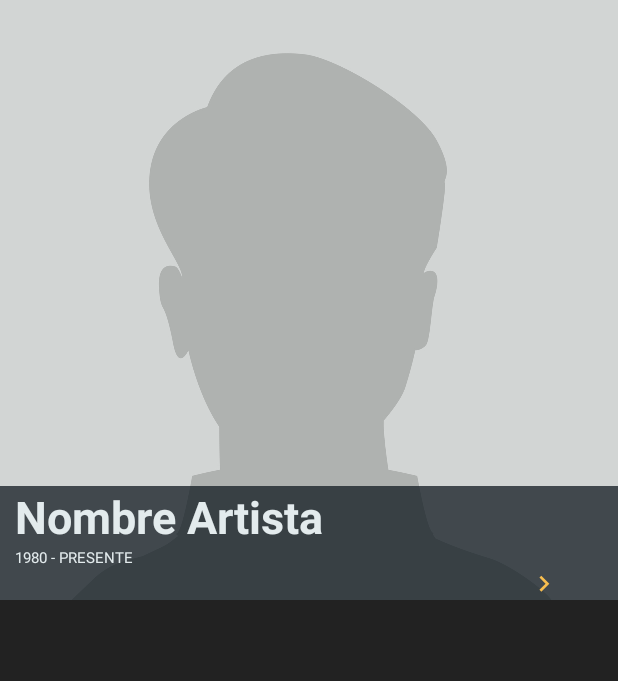
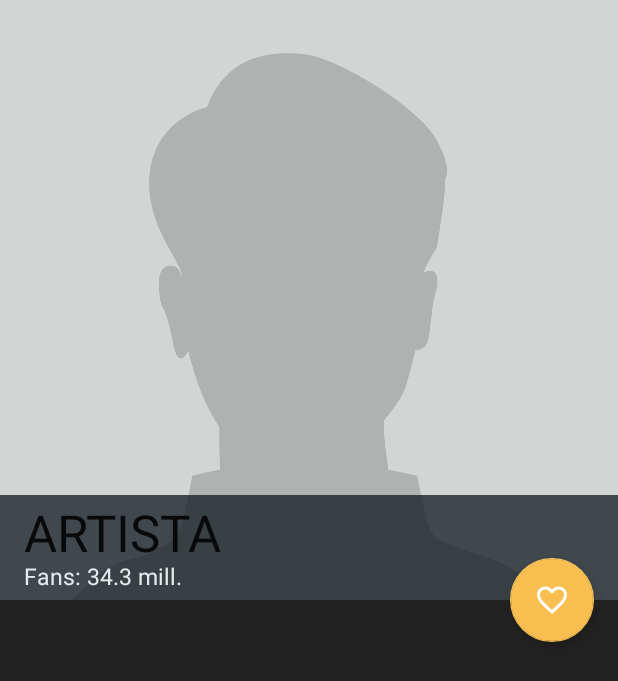
Before and after one commit to sebastianaranda/DiscOverApp, an Android app: the layout fragment_artist_profile.xml on its own in the app's theme, with its tools: preview values and no code run, on a phone screen of 412 x 824 dp. Shown: the top 681 px of the screen. Run offline under Robolectric (Android 15) with nearby library versions, the light colour scheme and no system bars.

Commit message:
Agrego CollapseToolbar a perfil de artista

```diff
--- a/app/src/main/AndroidManifest.xml
+++ b/app/src/main/AndroidManifest.xml
@@ -15,7 +15,8 @@
         android:supportsRtl="true"
         android:theme="@style/AppTheme"
         tools:ignore="GoogleAppIndexingWarning">
-        <activity android:name=".view.ArtistProfileActivity"/>
+        <activity android:name=".view.ArtistProfileActivity"
+            android:theme="@style/artistProfileTheme"/>
         <activity android:name=".view.GenreViewPagerActivity"/>
         <activity android:name=".view.MainActivity">
             <intent-filter>
--- a/app/src/main/java/com/digitalhouse/a0819cpmoacn02armo_01/model/Artist.java
+++ b/app/src/main/java/com/digitalhouse/a0819cpmoacn02armo_01/model/Artist.java
@@ -18,8 +18,10 @@ public class Artist implements Serializable {
     private URL pictureBig;
     private String yearsActive;
     private String description;
+    @SerializedName("nb_fan")
+    private int nbFans;
 
-    public Artist(int id, String name, int nbAlbum, URL pictureSmall,URL pictureBig, String yearsActive, String description) {
+    public Artist(int id, String name, int nbAlbum, URL pictureSmall,URL pictureBig, String yearsActive, String description, int nbFans) {
         this.id = id;
         this.name = name;
         this.nbAlbum = nbAlbum;
@@ -27,6 +29,7 @@ public class Artist implements Serializable {
         this.description = description;
         this.pictureSmall = pictureSmall;
         this.pictureBig = pictureBig;
+        this.nbFans = nbFans;
     }
 
     public int getId() {
@@ -84,4 +87,12 @@ public class Artist implements Serializable {
     public void setDescription(String description) {
         this.description = description;
     }
+
+    public int getNbFans() {
+        return nbFans;
+    }
+
+    public void setNbFans(int nbFans) {
+        this.nbFans = nbFans;
+    }
 }
--- a/app/src/main/java/com/digitalhouse/a0819cpmoacn02armo_01/view/ArtistProfileFragment.java
+++ b/app/src/main/java/com/digitalhouse/a0819cpmoacn02armo_01/view/ArtistProfileFragment.java
@@ -1,7 +1,13 @@
 package com.digitalhouse.a0819cpmoacn02armo_01.view;
 
+import android.content.res.ColorStateList;
+import android.graphics.Color;
 import android.os.Bundle;
+
+import androidx.annotation.ColorInt;
 import androidx.fragment.app.Fragment;
+
+import android.support.v4.media.RatingCompat;
 import android.view.LayoutInflater;
 import android.view.View;
 import android.view.ViewGroup;
@@ -10,6 +16,7 @@ import android.widget.TextView;
 import com.bumptech.glide.Glide;
 import com.digitalhouse.a0819cpmoacn02armo_01.R;
 import com.digitalhouse.a0819cpmoacn02armo_01.model.Artist;
+import com.google.android.material.appbar.CollapsingToolbarLayout;
 
 public class ArtistProfileFragment extends Fragment {
 
@@ -25,9 +32,8 @@ public class ArtistProfileFragment extends Fragment {
         View fragmentView = inflater.inflate(R.layout.fragment_artist_profile, container, false);
 
         ImageView imgArtistPicture = fragmentView.findViewById(R.id.img_artist_picture);
-        TextView txtArtistName = fragmentView.findViewById(R.id.txt_artist_name);
-        TextView txtYearsActive = fragmentView.findViewById(R.id.txt_artist_years_active);
         TextView txtArtistFans = fragmentView.findViewById(R.id.txt_artist_fans);
+        CollapsingToolbarLayout collapsingToolbarLayoutTitle = fragmentView.findViewById(R.id.artistProfile_CollapsingToolbarLayout);
 
         Bundle bundle = getArguments();
         Artist selectedArtist = (Artist) bundle.getSerializable(KEY_ARTIST);
@@ -36,9 +42,10 @@ public class ArtistProfileFragment extends Fragment {
                 .load(selectedArtist.getPictureBig())
                 .placeholder(R.drawable.img_artist_placeholder)
                 .into(imgArtistPicture);
-        txtArtistName.setText(selectedArtist.getName());
-        txtYearsActive.setText(selectedArtist.getYearsActive());
-        txtArtistFans.setText(selectedArtist.getDescription());
+
+        collapsingToolbarLayoutTitle.setTitle(selectedArtist.getName());
+        collapsingToolbarLayoutTitle.setExpandedTitleTextColor(ColorStateList.valueOf(Color.WHITE));
+        collapsingToolbarLayoutTitle.setCollapsedTitleTextColor(ColorStateList.valueOf(Color.WHITE));
         return fragmentView;
     }
 
--- a/app/src/main/java/com/digitalhouse/a0819cpmoacn02armo_01/view/ArtistsRecyclerFragment.java
+++ b/app/src/main/java/com/digitalhouse/a0819cpmoacn02armo_01/view/ArtistsRecyclerFragment.java
@@ -12,6 +12,8 @@ import com.digitalhouse.a0819cpmoacn02armo_01.R;
 import com.digitalhouse.a0819cpmoacn02armo_01.ResultListener;
 import com.digitalhouse.a0819cpmoacn02armo_01.controller.ArtistsController;
 import com.digitalhouse.a0819cpmoacn02armo_01.model.Artist;
+import com.google.android.material.appbar.CollapsingToolbarLayout;
+
 import java.util.List;
 
 public class ArtistsRecyclerFragment extends Fragment implements ArtistAdapter.ArtistAdapterListener {
--- /dev/null
+++ b/app/src/main/res/drawable/ic_fav_border_64dp.xml
@@ -0,0 +1,5 @@
+<vector android:height="64dp" android:tint="#FFFFFF"
+    android:viewportHeight="24.0" android:viewportWidth="24.0"
+    android:width="64dp" xmlns:android="http://schemas.android.com/apk/res/android">
+    <path android:fillColor="#FF000000" android:pathData="M16.5,3c-1.74,0 -3.41,0.81 -4.5,2.09C10.91,3.81 9.24,3 7.5,3 4.42,3 2,5.42 2,8.5c0,3.78 3.4,6.86 8.55,11.54L12,21.35l1.45,-1.32C18.6,15.36 22,12.28 22,8.5 22,5.42 19.58,3 16.5,3zM12.1,18.55l-0.1,0.1 -0.1,-0.1C7.14,14.24 4,11.39 4,8.5 4,6.5 5.5,5 7.5,5c1.54,0 3.04,0.99 3.57,2.36h1.87C13.46,5.99 14.96,5 16.5,5c2,0 3.5,1.5 3.5,3.5 0,2.89 -3.14,5.74 -7.9,10.05z"/>
+</vector>
--- a/app/src/main/res/layout/activity_main.xml
+++ b/app/src/main/res/layout/activity_main.xml
@@ -1,5 +1,6 @@
 <?xml version="1.0" encoding="utf-8"?>
-<androidx.drawerlayout.widget.DrawerLayout xmlns:android="http://schemas.android.com/apk/res/android"
+<androidx.drawerlayout.widget.DrawerLayout
+    xmlns:android="http://schemas.android.com/apk/res/android"
     xmlns:tools="http://schemas.android.com/tools"
     android:layout_width="match_parent"
     android:layout_height="match_parent"
--- a/app/src/main/res/layout/fragment_artist_profile.xml
+++ b/app/src/main/res/layout/fragment_artist_profile.xml
@@ -1,89 +1,81 @@
 <?xml version="1.0" encoding="utf-8"?>
-<LinearLayout
+<androidx.coordinatorlayout.widget.CoordinatorLayout
     xmlns:android="http://schemas.android.com/apk/res/android"
+    xmlns:app="http://schemas.android.com/apk/res-auto"
     xmlns:tools="http://schemas.android.com/tools"
     android:layout_width="match_parent"
     android:layout_height="match_parent"
-    tools:context=".view.ArtistProfileFragment"
+    android:background="@color/colorPrimary"
     android:orientation="vertical"
-    android:background="@color/colorPrimary">
+    tools:context=".view.ArtistProfileFragment">
     <!--    TODO: Pasar a Constraint antes de terminar esta pantalla-->
 
-    <FrameLayout
+    <com.google.android.material.appbar.AppBarLayout
+        android:id="@+id/artistProfile_AppBarLayout"
         android:layout_width="match_parent"
-        android:layout_height="wrap_content"
-        >
+        android:layout_height="400dp">
+
+        <com.google.android.material.appbar.CollapsingToolbarLayout
+            android:id="@+id/artistProfile_CollapsingToolbarLayout"
+            android:layout_width="match_parent"
+            android:layout_height="match_parent"
+            app:contentScrim="@color/colorPrimary"
+            app:layout_scrollFlags="scroll|exitUntilCollapsed"
+            app:title="ARTISTA"
+            app:expandedTitleMarginStart="16dp">
 
             <ImageView
                 android:id="@+id/img_artist_picture"
                 android:layout_width="match_parent"
-            android:layout_height="400dp"
-            tools:src="@drawable/img_artist_placeholder"
+                android:layout_height="match_parent"
                 android:scaleType="centerCrop"
-            />
+                app:layout_collapseMode="parallax"
+                tools:src="@drawable/img_artist_placeholder" />
 
             <LinearLayout
                 android:layout_width="match_parent"
-            android:layout_height="wrap_content"
-            android:orientation="vertical"
+                android:layout_height="70dp"
                 android:layout_gravity="bottom"
+                android:gravity="bottom"
                 android:background="#BF111A21"
-            >
-
-            <TextView
-                android:id="@+id/txt_artist_name"
-                android:layout_width="match_parent"
-                android:layout_height="wrap_content"
-                android:layout_marginHorizontal="10dp"
-                tools:text="Nombre Artista"
-                android:textSize="30sp"
-                android:textStyle="bold"
-                android:textColor="@color/colorWhite"
-                />
-
-            <TextView
-                android:id="@+id/txt_artist_years_active"
-                android:layout_width="match_parent"
-                android:layout_height="wrap_content"
-                android:layout_marginHorizontal="10dp"
-                tools:text="1980 - Presente"
-                android:textAllCaps="true"
-                android:textColor="@color/colorWhite"
-                android:textSize="10sp"
-                />
-
-            <LinearLayout
-                android:layout_width="match_parent"
-                android:layout_height="wrap_content"
-                android:layout_marginHorizontal="10dp"
-                android:orientation="horizontal"
-                >
+                android:orientation="vertical">
 
                 <TextView
                     android:id="@+id/txt_artist_fans"
-                    android:layout_width="0dp"
-                    android:layout_weight="8"
+                    android:layout_width="match_parent"
                     android:layout_height="wrap_content"
+                    android:text="Fans: 34.3 mill."
+                    android:textColor="@color/colorWhite"
                     android:textSize="15sp"
-                    android:textColor="@color/colorWhite"
-                    />
-
-                <ImageView
-                    android:layout_width="0dp"
-                    android:layout_weight="2"
-                    android:layout_height="match_parent"
-                    android:src="@drawable/ic_keyboard_arrow_right"
-                    />
+                    android:paddingStart="16dp"
+                    android:layout_marginBottom="5dp"/>
 
             </LinearLayout>
 
-        </LinearLayout>
+            <androidx.appcompat.widget.Toolbar
+                android:layout_width="match_parent"
+                android:layout_height="?attr/actionBarSize">
 
-    </FrameLayout>
+            </androidx.appcompat.widget.Toolbar>
+        </com.google.android.material.appbar.CollapsingToolbarLayout>
+    </com.google.android.material.appbar.AppBarLayout>
 
+    <androidx.core.widget.NestedScrollView
+        android:layout_width="match_parent"
+        android:layout_height="match_parent"
+        app:layout_behavior="@string/appbar_scrolling_view_behavior">
         <FrameLayout
             android:id="@+id/fragment_profile_albums_recycler"
             android:layout_width="match_parent"
-        android:layout_height="match_parent"/>
+            android:layout_height="match_parent" />
+    </androidx.core.widget.NestedScrollView>
 
-</LinearLayout>
+    <com.google.android.material.floatingactionbutton.FloatingActionButton
+        android:layout_width="wrap_content"
+        android:layout_height="wrap_content"
+        app:layout_anchor="@id/artistProfile_AppBarLayout"
+        app:layout_anchorGravity="bottom|right"
+        android:layout_marginRight="16dp"
+        android:src="@drawable/ic_fav_border_64dp"/>
+
+</androidx.coordinatorlayout.widget.CoordinatorLayout>
--- a/app/src/main/res/values/styles.xml
+++ b/app/src/main/res/values/styles.xml
@@ -1,6 +1,13 @@
 <resources>
     <!-- Base application theme. -->
     <style name="AppTheme" parent="Theme.AppCompat.Light.DarkActionBar">
+        <item name="colorPrimary">@color/colorPrimary</item>
+        <item name="colorPrimaryDark">@color/colorSecondary</item>
+        <item name="colorAccent">@color/colorAccent</item>
+        <item name="android:listDivider">@color/colorWhite</item>
+    </style>
+
+    <style name="artistProfileTheme" parent="Theme.AppCompat.Light.NoActionBar">
         <!-- Customize your theme here. -->
         <item name="colorPrimary">@color/colorPrimary</item>
         <item name="colorPrimaryDark">@color/colorSecondary</item>
```
Lines whose indentation alone changed are shown as unchanged.
